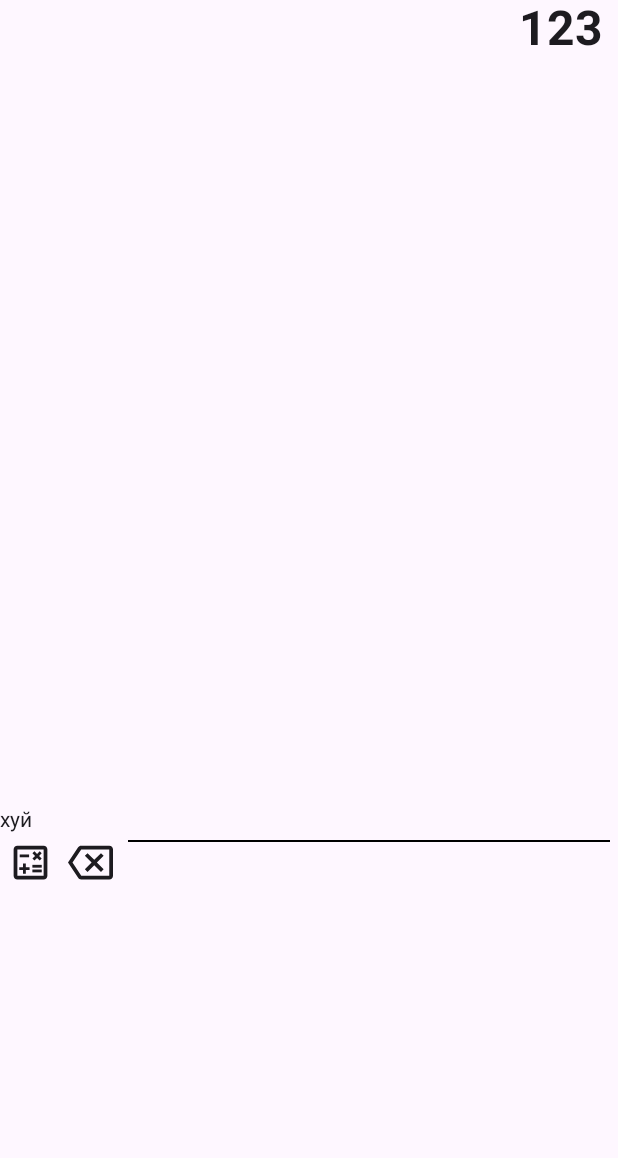
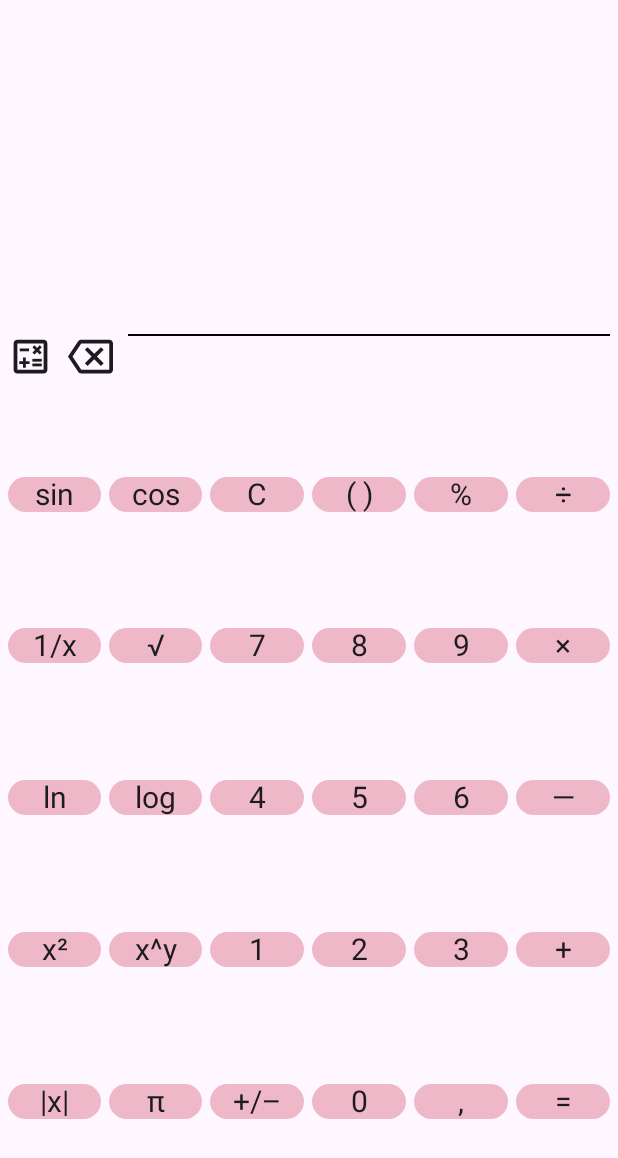
Before and after one commit to coolbl0nde/PrMP, an Android app built with Jetpack Compose: the composable LandscapeUI shown on its own in the app's theme, on a phone screen of 412 x 824 dp. Shown: the top 1158 px of the screen. Run offline under Robolectric (Android 15) with nearby library versions, the light colour scheme and no system bars; 1 statement that could not run was skipped.

Commit message:
added logic for buttons in landscape screen

```diff
--- a/Calculator/app/src/main/java/com/example/calculator/CalculatorViewModel.kt
+++ b/Calculator/app/src/main/java/com/example/calculator/CalculatorViewModel.kt
@@ -45,6 +45,17 @@ class CalculatorViewModel : ViewModel(){
             userInput = userInput.dropLast(1) + "(-" + userInput.last()
             hasOpeningBracket = !hasOpeningBracket
             symbol = ""
+        } else if (symbol == "sin(" || symbol == "cos(" || symbol == "ln("){
+            mathExpression += symbol
+            hasOpeningBracket = !hasOpeningBracket
+        } else if (symbol == "sqrt("){
+            hasOpeningBracket = !hasOpeningBracket
+            mathExpression += symbol
+            symbol = "√("
+        } else if (symbol == "log(10,"){
+            hasOpeningBracket = !hasOpeningBracket
+            mathExpression += symbol
+            symbol = "log("
         } else {
             mathExpression += symbol
         }
@@ -64,7 +75,8 @@ class CalculatorViewModel : ViewModel(){
     fun onEqualClicked(){
         val result = evaluateMathExpression().toString()
 
-        userInput = result
+        userInput = mathExpression
+        //userInput = result
     }
 
 
--- a/Calculator/app/src/main/java/com/example/calculator/ui/screens/LandscapeCalculatorScreen.kt
+++ b/Calculator/app/src/main/java/com/example/calculator/ui/screens/LandscapeCalculatorScreen.kt
@@ -32,40 +32,48 @@ import com.example.calculator.ui.components.SymbolButton
 fun LandscapeUI(viewModel: CalculatorViewModel = CalculatorViewModel()) {
 
     val buttons = listOf(
-        ButtonConfig(text = "sin", onClick = { viewModel.onClearClicked() }),
-        ButtonConfig(text = "cos", onClick = { viewModel.onClearClicked() }),
+        ButtonConfig(text = "sin", onClick = { viewModel.onSymbolClicked("sin(") }),
+        ButtonConfig(text = "cos", onClick = { viewModel.onSymbolClicked("cos(") }),
         ButtonConfig(text = "C", onClick = { viewModel.onClearClicked() }),
-        ButtonConfig(text = "()", onClick = { /* обработка нажатия */ }),
+        ButtonConfig(text = "( )", onClick = { viewModel.onSymbolClicked("()") }),
         ButtonConfig(text = "%", onClick = { viewModel.onSymbolClicked("%") }),
-        ButtonConfig(text = "/", onClick = { viewModel.onSymbolClicked("/") }),
+        ButtonConfig(text = "÷", onClick = { viewModel.onSymbolClicked("/") }),
+        ButtonConfig(text = "1/x", onClick = { viewModel.onSymbolClicked("1/") }),
+        ButtonConfig(text = "√", onClick = { viewModel.onSymbolClicked("sqrt(") }),
         ButtonConfig(text = "7", onClick = { viewModel.onSymbolClicked("7") }),
         ButtonConfig(text = "8", onClick = { viewModel.onSymbolClicked("8") }),
         ButtonConfig(text = "9", onClick = { viewModel.onSymbolClicked("9") }),
-        ButtonConfig(text = "*", onClick = { viewModel.onSymbolClicked("*") }),
-        ButtonConfig(text = "C", onClick = { viewModel.onClearClicked() }),
-        ButtonConfig(text = "C", onClick = { viewModel.onClearClicked() }),
+        ButtonConfig(text = "×", onClick = { viewModel.onSymbolClicked("*") }),
+        ButtonConfig(text = "ln", onClick = { viewModel.onSymbolClicked("ln(") }),
+        ButtonConfig(text = "log", onClick = { viewModel.onSymbolClicked("log(10,") }),
         ButtonConfig(text = "4", onClick = { viewModel.onSymbolClicked("4") }),
         ButtonConfig(text = "5", onClick = { viewModel.onSymbolClicked("5") }),
         ButtonConfig(text = "6", onClick = { viewModel.onSymbolClicked("6") }),
-        ButtonConfig(text = "-", onClick = { viewModel.onSymbolClicked("-") }),
+        ButtonConfig(text = "—", onClick = { viewModel.onSymbolClicked("-") }),
+        ButtonConfig(text = "x²", onClick = { viewModel.onSymbolClicked("^2") }),
+        ButtonConfig(text = "x^y", onClick = { viewModel.onSymbolClicked("^") }),
         ButtonConfig(text = "1", onClick = { viewModel.onSymbolClicked("1") }),
         ButtonConfig(text = "2", onClick = { viewModel.onSymbolClicked("2") }),
         ButtonConfig(text = "3", onClick = { viewModel.onSymbolClicked("3") }),
         ButtonConfig(text = "+", onClick = { viewModel.onSymbolClicked("+") }),
-        ButtonConfig(text = "+/-", onClick = { /* обработка нажатия */ }),
+        ButtonConfig(text = "|x|", onClick = { viewModel.onSymbolClicked("") }),
+        ButtonConfig(text = "π", onClick = { viewModel.onSymbolClicked("") }),
+        ButtonConfig(text = "+/–", onClick = { viewModel.onSymbolClicked("+/-") }),
         ButtonConfig(text = "0", onClick = { viewModel.onSymbolClicked("0") }),
         ButtonConfig(text = ",", onClick = { viewModel.onSymbolClicked(".") }),
         ButtonConfig(text = "=", onClick = { viewModel.onEqualClicked() }),
     )
 
+    val rows = buttons.chunked(6)
+
     Column(modifier = Modifier.fillMaxHeight()) {
 
         CalculatorDisplay(
-            value = "123",
+            value = viewModel.userInput,
             modifier = Modifier.weight(2f)
         )
 
-        Text(text = "хуй")
+        Text(text = viewModel.output)
 
         Row(
             modifier = Modifier
@@ -89,7 +97,7 @@ fun LandscapeUI(viewModel: CalculatorViewModel = CalculatorViewModel()) {
                 modifier = Modifier
                     .size(30.dp),
                 onClick = {
-                    //viewModel.onBackspaceClicked()
+                    viewModel.onBackspaceClicked()
                 }
             )
 
@@ -98,6 +106,28 @@ fun LandscapeUI(viewModel: CalculatorViewModel = CalculatorViewModel()) {
                 thickness = 1.dp,
                 modifier = Modifier.padding(5.dp)
             )
+        }
+
+        rows.forEach { row ->
+            Row (
+                modifier = Modifier
+                    .fillMaxWidth()
+                    .padding(horizontal = 5.dp)
+                    .weight(1f),
+                horizontalArrangement = Arrangement.spacedBy(5.dp)
+            ) {
+                row.forEach { button ->
+                    RoundButton(
+                        text = button.text,
+                        modifier = Modifier
+                            .weight(1f)
+                            .clickable { button.onClick() },
+                        fontSize = 20.sp
+                    )
+
+                }
+            }
+
         }
 
         /*Row(
```
